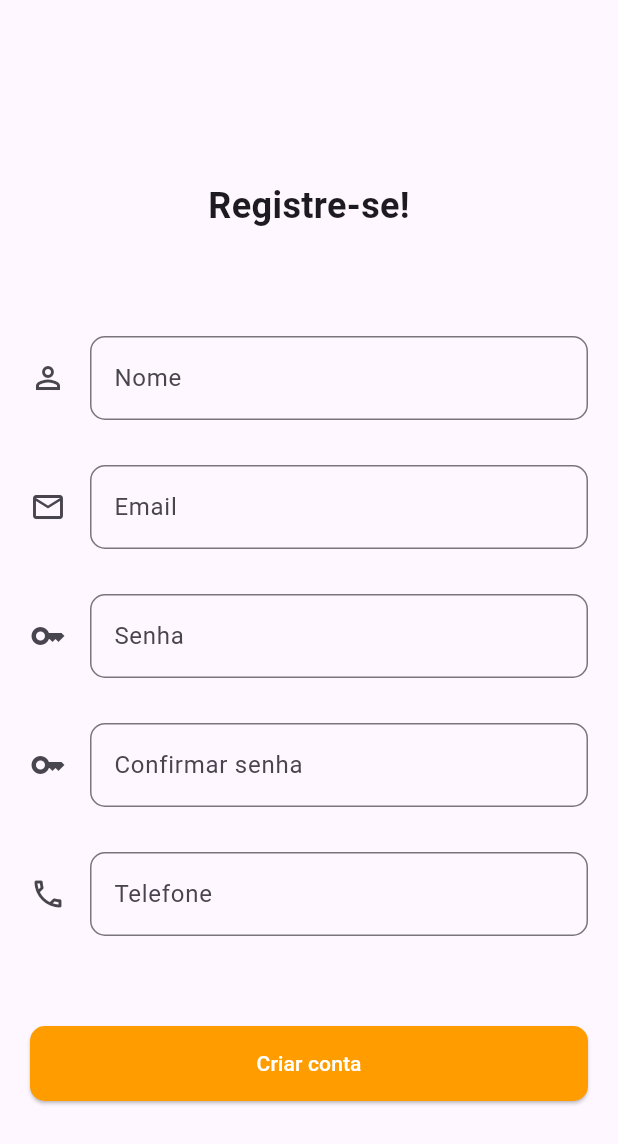
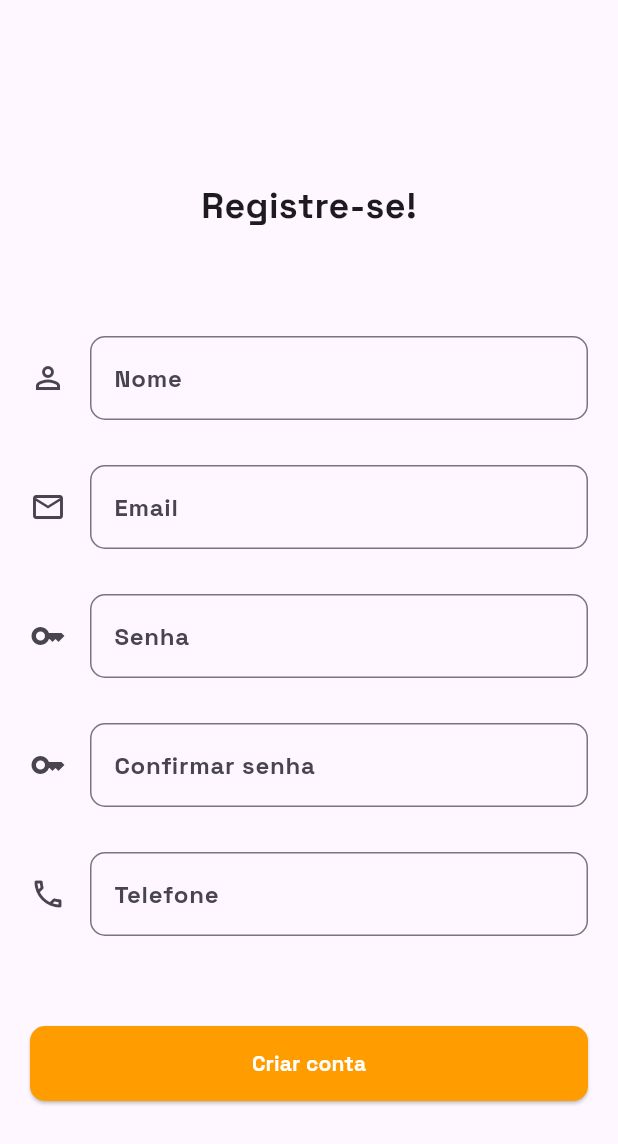
Before and after one commit to RenatoWlk/ProjetoIntegradorVI, a Flutter app: the screen it shows after launch, after a tap on "Entrar na conta", after a tap on "Criar conta", on a phone screen of 412 x 824 dp. Shown: the top 1144 px of the screen. Run offline on Flutter 3.47's test engine with Material 3 defaults, Android fonts, the phone set to English and light mode, and no system bars; our stand-ins replace mask_text_input_formatter, shared_preferences; missing offline and left inert: cunning_document_scanner, flutter_bcrypt, google_mlkit_text_recognition, mongo_dart.

Commit message:
Fonte add, Salvamento de Credenciais (lembre-se de mim)

```diff
--- a/lib/main.dart
+++ b/lib/main.dart
@@ -44,6 +44,7 @@ class App extends StatelessWidget {
       child: MaterialApp(
         title: 'ANDRÉ MENDELECK LTDA.',
         theme: ThemeData(
+          fontFamily: "Space Grotesk",
           primarySwatch: Colors.grey,
         ),
         home: const LoginScreen(),
--- a/lib/screens/history_screen.dart
+++ b/lib/screens/history_screen.dart
@@ -82,7 +82,6 @@ class HistoryScreenState extends State<HistoryScreen> {
             'Histórico',
             textAlign: TextAlign.center,
             style: TextStyle(
-              fontFamily: "Space Grotesk",
               fontSize: 28,
               fontWeight: FontWeight.w700,
             ),
@@ -129,7 +128,7 @@ class HistoryScreenState extends State<HistoryScreen> {
                 '$invoiceTitle - $orderDate - R\$$totalPrice',
                 style: const TextStyle(
                   fontSize: 22,
-                  fontWeight: FontWeight.bold,
+                  fontWeight: FontWeight.w700,
                 ),
               ),
             ),
--- a/lib/screens/home_screen.dart
+++ b/lib/screens/home_screen.dart
@@ -62,7 +62,6 @@ class _HomeScreenState extends State<HomeScreen> {
             'Escaneie sua nota fiscal \n para começar a registrar!',
             textAlign: TextAlign.center,
             style: TextStyle(
-              fontFamily: "Space Grotesk",
               fontSize: 28,
               fontWeight: FontWeight.w700,
             ),
@@ -116,7 +115,7 @@ class _HomeScreenState extends State<HomeScreen> {
             label,
             style: const TextStyle(
               fontSize: 18,
-              fontWeight: FontWeight.bold,
+              fontWeight: FontWeight.w700,
               color: Colors.white,
             ),
             textAlign: TextAlign.center,
--- a/lib/screens/login_screen.dart
+++ b/lib/screens/login_screen.dart
@@ -1,17 +1,53 @@
 import 'package:flutter/material.dart';
 import 'package:provider/provider.dart';
+import 'package:shared_preferences/shared_preferences.dart';
 import '../providers/user_provider.dart';
 import '../services/database/database.dart';
 
-class LoginScreen extends StatelessWidget {
+class LoginScreen extends StatefulWidget {
   const LoginScreen({super.key});
 
   @override
+  LoginScreenState createState() => LoginScreenState();
+}
+
+class LoginScreenState extends State<LoginScreen> {
+  final TextEditingController emailController = TextEditingController();
+  final TextEditingController passwordController = TextEditingController();
+  final GlobalKey<FormState> formKey = GlobalKey<FormState>();
+  bool rememberMe = false;
+
+  @override
+  void initState() {
+    super.initState();
+    loadCredentials();
+  }
+
+  void loadCredentials() async {
+    final prefs = await SharedPreferences.getInstance();
+    setState(() {
+      if (prefs.containsKey('email') && prefs.containsKey('password')) {
+        emailController.text = prefs.getString('email')!;
+        passwordController.text = prefs.getString('password')!;
+        rememberMe = true;
+        login(context);
+      }
+    });
+  }
+
+  Future<void> saveCredentials() async {
+    final prefs = await SharedPreferences.getInstance();
+    if (rememberMe) {
+      await prefs.setString('email', emailController.text);
+      await prefs.setString('password', passwordController.text);
+    } else {
+      await prefs.remove('email');
+      await prefs.remove('password');
+    }
+  }
+
+  @override
   Widget build(BuildContext context) {
-    final TextEditingController emailController = TextEditingController();
-    final TextEditingController passwordController = TextEditingController();
-    final GlobalKey<FormState> formKey = GlobalKey<FormState>();
-
     return Scaffold(
       body: SafeArea(
         child: Padding(
@@ -36,7 +72,6 @@ class LoginScreen extends StatelessWidget {
                     Text(
                       'ANDRÉ MENDELECK LTDA.',
                       style: TextStyle(
-                        fontFamily: "Space Grotesk",
                         fontSize: 20,
                         fontWeight: FontWeight.w700,
                       ),
@@ -49,7 +84,6 @@ class LoginScreen extends StatelessWidget {
                   const Text(
                     'Bem vindo,',
                     style: TextStyle(
-                      fontFamily: "Space Grotesk",
                       fontSize: 24,
                       fontWeight: FontWeight.w700,
                     ),
@@ -74,6 +108,7 @@ class LoginScreen extends StatelessWidget {
                     decoration: const InputDecoration(
                       icon: Icon(Icons.email_outlined),
                       labelText: 'Email',
+                      labelStyle: TextStyle(fontWeight: FontWeight.w700),
                       border: OutlineInputBorder(
                           borderRadius: BorderRadius.all(Radius.circular(10))),
                     ),
@@ -94,6 +129,7 @@ class LoginScreen extends StatelessWidget {
                     decoration: const InputDecoration(
                       icon: Icon(Icons.key_outlined),
                       labelText: 'Senha',
+                      labelStyle: TextStyle(fontWeight: FontWeight.w700),
                       border: OutlineInputBorder(
                           borderRadius: BorderRadius.all(Radius.circular(10))),
                     ),
@@ -114,10 +150,17 @@ class LoginScreen extends StatelessWidget {
                       Row(
                         children: [
                           Checkbox(
-                            value: false,
-                            onChanged: (value) {},
+                            value: rememberMe,
+                            onChanged: (value) {
+                              setState(() {
+                                rememberMe = value!;
+                              });
+                            },
                           ),
-                          const Text('Lembre-se de mim'),
+                          const Text(
+                            'Lembre-se de mim',
+                            style: TextStyle(fontWeight: FontWeight.w700),
+                          ),
                         ],
                       ),
 
@@ -129,7 +172,8 @@ class LoginScreen extends StatelessWidget {
                         },
                         child: const Text('Esqueceu a senha?',
                             style: TextStyle(
-                                color: Color.fromRGBO(153, 93, 0, 1))),
+                                color: Color.fromRGBO(153, 93, 0, 1),
+                                fontWeight: FontWeight.w700)),
                       ),
                     ],
                   ),
@@ -139,36 +183,7 @@ class LoginScreen extends StatelessWidget {
                   // BOTÃO ENTRAR NA CONTA
                   ElevatedButton(
                     onPressed: () async {
-                      if (formKey.currentState != null &&
-                          formKey.currentState!.validate()) {
-                        String email = emailController.text.trim();
-                        String password = passwordController.text.trim();
-
-                        bool success =
-                            await MongoDatabase.login(email, password);
-                        if (!context.mounted) return;
-
-                        if (success) {
-                          Provider.of<UserProvider>(context, listen: false)
-                              .setEmail(email);
-                          ScaffoldMessenger.of(context).showSnackBar(
-                              const SnackBar(
-                                  content:
-                                      Text('Login realizado com sucesso!')));
-                          Future.delayed(const Duration(seconds: 2), () {
-                            if (context.mounted) {
-                              Navigator.of(context)
-                                  .pushReplacementNamed('/home');
-                            }
-                          });
-                        } else {
-                          ScaffoldMessenger.of(context).showSnackBar(
-                            const SnackBar(
-                                content:
-                                    Text('Erro: E-mail ou senha incorretos!')),
-                          );
-                        }
-                      }
+                      login(context);
                     },
                     style: ElevatedButton.styleFrom(
                       backgroundColor: const Color.fromRGBO(255, 156, 0, 1),
@@ -178,7 +193,8 @@ class LoginScreen extends StatelessWidget {
                       minimumSize: const Size(double.infinity, 50),
                     ),
                     child: const Text('Entrar na conta',
-                        style: TextStyle(color: Colors.white)),
+                        style: TextStyle(
+                            color: Colors.white, fontWeight: FontWeight.w700)),
                   ),
 
                   const SizedBox(height: 30),
@@ -196,7 +212,8 @@ class LoginScreen extends StatelessWidget {
                       minimumSize: const Size(double.infinity, 50),
                     ),
                     child: const Text('Criar conta',
-                        style: TextStyle(color: Colors.black)),
+                        style: TextStyle(
+                            color: Colors.black, fontWeight: FontWeight.w700)),
                   ),
                 ],
               ),
@@ -206,4 +223,30 @@ class LoginScreen extends StatelessWidget {
       ),
     );
   }
+
+  void login(BuildContext context) async {
+    if (formKey.currentState != null && formKey.currentState!.validate()) {
+      String email = emailController.text.trim();
+      String password = passwordController.text.trim();
+
+      bool success = await MongoDatabase.login(email, password);
+      if (!context.mounted) return;
+
+      if (success) {
+        Provider.of<UserProvider>(context, listen: false).setEmail(email);
+        ScaffoldMessenger.of(context).showSnackBar(
+            const SnackBar(content: Text('Login realizado com sucesso!')));
+        await saveCredentials();
+        Future.delayed(const Duration(seconds: 2), () {
+          if (context.mounted) {
+            Navigator.of(context).pushReplacementNamed('/home');
+          }
+        });
+      } else {
+        ScaffoldMessenger.of(context).showSnackBar(
+          const SnackBar(content: Text('Erro: E-mail ou senha incorretos!')),
+        );
+      }
+    }
+  }
 }
--- a/lib/screens/register_screen.dart
+++ b/lib/screens/register_screen.dart
@@ -46,6 +46,7 @@ class RegisterScreen extends StatelessWidget {
                     decoration: const InputDecoration(
                       icon: Icon(Icons.perm_identity_outlined),
                       labelText: 'Nome',
+                      labelStyle: TextStyle(fontWeight: FontWeight.w700),
                       border: OutlineInputBorder(
                           borderRadius: BorderRadius.all(Radius.circular(10))),
                     ),
@@ -65,6 +66,7 @@ class RegisterScreen extends StatelessWidget {
                     decoration: const InputDecoration(
                       icon: Icon(Icons.email_outlined),
                       labelText: 'Email',
+                      labelStyle: TextStyle(fontWeight: FontWeight.w700),
                       border: OutlineInputBorder(
                           borderRadius: BorderRadius.all(Radius.circular(10))),
                     ),
@@ -88,6 +90,7 @@ class RegisterScreen extends StatelessWidget {
                     decoration: const InputDecoration(
                       icon: Icon(Icons.key_outlined),
                       labelText: 'Senha',
+                      labelStyle: TextStyle(fontWeight: FontWeight.w700),
                       border: OutlineInputBorder(
                           borderRadius: BorderRadius.all(Radius.circular(10))),
                     ),
@@ -107,6 +110,7 @@ class RegisterScreen extends StatelessWidget {
                     decoration: const InputDecoration(
                       icon: Icon(Icons.key_outlined),
                       labelText: 'Confirmar senha',
+                      labelStyle: TextStyle(fontWeight: FontWeight.w700),
                       border: OutlineInputBorder(
                           borderRadius: BorderRadius.all(Radius.circular(10))),
                     ),
@@ -127,6 +131,7 @@ class RegisterScreen extends StatelessWidget {
                     decoration: const InputDecoration(
                       icon: Icon(Icons.phone_outlined),
                       labelText: 'Telefone',
+                      labelStyle: TextStyle(fontWeight: FontWeight.w700),
                       border: OutlineInputBorder(
                           borderRadius: BorderRadius.all(Radius.circular(10))),
                     ),
@@ -185,7 +190,8 @@ class RegisterScreen extends StatelessWidget {
                       minimumSize: const Size(double.infinity, 50),
                     ),
                     child: const Text('Criar conta',
-                        style: TextStyle(color: Colors.white)),
+                        style: TextStyle(
+                            color: Colors.white, fontWeight: FontWeight.w700)),
                   ),
                 ],
               ),
--- a/lib/screens/update_password_screen.dart
+++ b/lib/screens/update_password_screen.dart
@@ -45,6 +45,7 @@ class UpdatePasswordScreen extends StatelessWidget {
                     decoration: const InputDecoration(
                       icon: Icon(Icons.email_outlined),
                       labelText: 'E-mail',
+                      labelStyle: TextStyle(fontWeight: FontWeight.w700),
                       border: OutlineInputBorder(
                           borderRadius: BorderRadius.all(Radius.circular(10))),
                     ),
@@ -68,6 +69,7 @@ class UpdatePasswordScreen extends StatelessWidget {
                     decoration: const InputDecoration(
                       icon: Icon(Icons.key_outlined),
                       labelText: 'Nova senha',
+                      labelStyle: TextStyle(fontWeight: FontWeight.w700),
                       border: OutlineInputBorder(
                           borderRadius: BorderRadius.all(Radius.circular(10))),
                     ),
@@ -88,6 +90,7 @@ class UpdatePasswordScreen extends StatelessWidget {
                     decoration: const InputDecoration(
                       icon: Icon(Icons.key_outlined),
                       labelText: 'Confirmar senha',
+                      labelStyle: TextStyle(fontWeight: FontWeight.w700),
                       border: OutlineInputBorder(
                           borderRadius: BorderRadius.all(Radius.circular(10))),
                     ),
@@ -138,7 +141,8 @@ class UpdatePasswordScreen extends StatelessWidget {
                       minimumSize: const Size(double.infinity, 50),
                     ),
                     child: const Text('Atualizar senha',
-                        style: TextStyle(color: Colors.white)),
+                        style: TextStyle(
+                            color: Colors.white, fontWeight: FontWeight.w700)),
                   ),
                 ],
               ),
```
Also changed, not shown: fonts/space-grotesk/OFL.txt (added, +93 -0 lines), lib/screens/list_screen.dart (+2 -6 lines), lib/widgets/custom_drawer.dart (+51 -9 lines), pubspec.yaml (+6 -1 lines), fonts/space-grotesk/README.txt (added), fonts/space-grotesk/SpaceGrotesk-VariableFont_wght.ttf (added), fonts/space-grotesk/static/SpaceGrotesk-Bold.ttf (added), fonts/space-grotesk/static/SpaceGrotesk-Light.ttf (added), fonts/space-grotesk/static/SpaceGrotesk-Medium.ttf (added), fonts/space-grotesk/static/SpaceGrotesk-Regular.ttf (added), fonts/space-grotesk/static/SpaceGrotesk-SemiBold.ttf (added), pubspec.lock, 1 other file.
